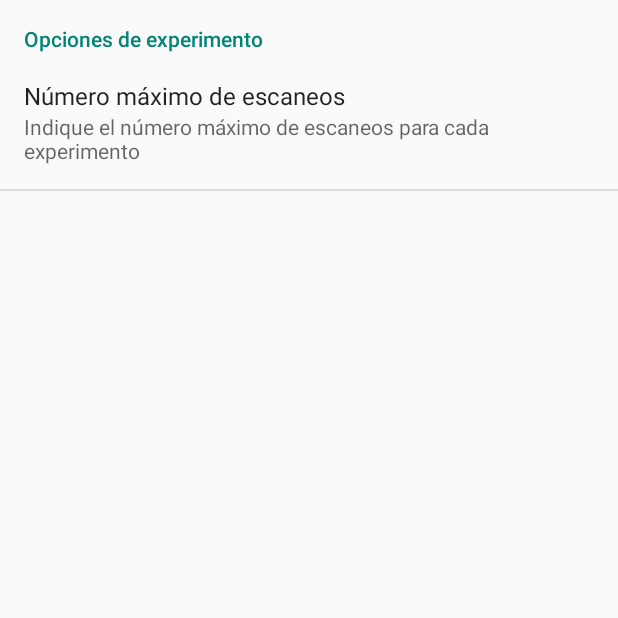
After one commit to joseangelmr/wiscan, an Android app: the OpcionesActivity screen opened directly, with no data from a screen before it, on a phone screen of 412 x 824 dp, the top half of it. The commit adds this screen. Run offline under Robolectric (Android 15) with nearby library versions, the phone set to English and light mode, and no system bars.

Commit message:
Se agrego la preferencia de numero de escaneos. y se crearon las opciones adecuadas en el menu
TO DO: Refactor y ordenamiento de codigo y agregar funciones a usar. Agregar los datos a plotear en la actividad correspondiente

```diff
--- a/app/src/main/AndroidManifest.xml
+++ b/app/src/main/AndroidManifest.xml
@@ -26,5 +26,8 @@
             android:name="com.android.wiscan.SimpleXYPlotActivity"
             android:label="Plot" >
         </activity>
+        <activity android:name=".OpcionesActivity"
+            android:label="Opciones">
+        </activity>
     </application>
 </manifest>
--- /dev/null
+++ b/app/src/main/java/com/android/wiscan/OpcionesActivity.java
@@ -0,0 +1,51 @@
+package com.android.wiscan;
+
+import android.app.Activity;
+import android.app.AlertDialog;
+import android.os.Bundle;
+import android.preference.EditTextPreference;
+import android.preference.Preference;
+import android.preference.PreferenceActivity;
+import android.util.Log;
+import android.widget.EditText;
+import android.widget.Toast;
+
+/**
+ * Created by David on 21/01/2015.
+ */
+public class OpcionesActivity extends PreferenceActivity {
+
+    private EditTextPreference max_scan;
+
+    @Override
+    public void onCreate(Bundle savedInstanceState) {
+        super.onCreate(savedInstanceState);
+
+        addPreferencesFromResource(R.xml.preferencias);
+
+        max_scan = (EditTextPreference)getPreferenceScreen().findPreference("max_scan");
+        max_scan.setOnPreferenceChangeListener(new Preference.OnPreferenceChangeListener() {
+
+            @Override
+            public boolean onPreferenceChange(Preference preference, Object newValue) {
+                Boolean rtnval = true;
+                Integer aux= Integer.valueOf(newValue.toString());
+
+                if (aux==null || aux<=0) {
+//                    final AlertDialog.Builder builder = new AlertDialog.Builder();
+//                    builder.setTitle("Valor Invalido");
+//                    builder.setMessage("Ingrese un valor entero mayor que cero");
+//                    builder.setPositiveButton(android.R.string.ok, null);
+//                    builder.show();
+                    //Toast.makeText()
+                    Log.v("PRUEBA PREF",newValue.toString());
+                    Log.v("PRUEBA PREF","VALOR DE AUX: "+aux);
+                    rtnval = false;
+                }
+                return rtnval;
+            }
+        });//        getFragmentManager().beginTransaction()
+//                .replace(android.R.id.content, new PreferenciasFragment())
+//                .commit();
+    }
+}
--- /dev/null
+++ b/app/src/main/res/xml/preferencias.xml
@@ -0,0 +1,12 @@
+<?xml version="1.0" encoding="utf-8"?>
+<PreferenceScreen xmlns:android="http://schemas.android.com/apk/res/android">
+    <PreferenceCategory
+        android:title="Opciones de experimento">
+        <EditTextPreference android:key="max_scan"
+            android:title="Número máximo de escaneos"
+            android:summary="Indique el número máximo de escaneos para cada experimento"
+            android:dialogTitle="Número máximo de escaneos"
+            android:inputType="number"/>
+
+    </PreferenceCategory>
+</PreferenceScreen>
```
Also changed, not shown: app/src/main/java/com/android/wiscan/MainActivity.java (+67 -47 lines), app/src/main/java/com/android/wiscan/PreferenciasFragment.java (added, +18 -0 lines), app/src/main/res/layout/activity_main.xml (+13 -4 lines), app/src/main/res/menu/menu_main.xml (+8 -4 lines).
